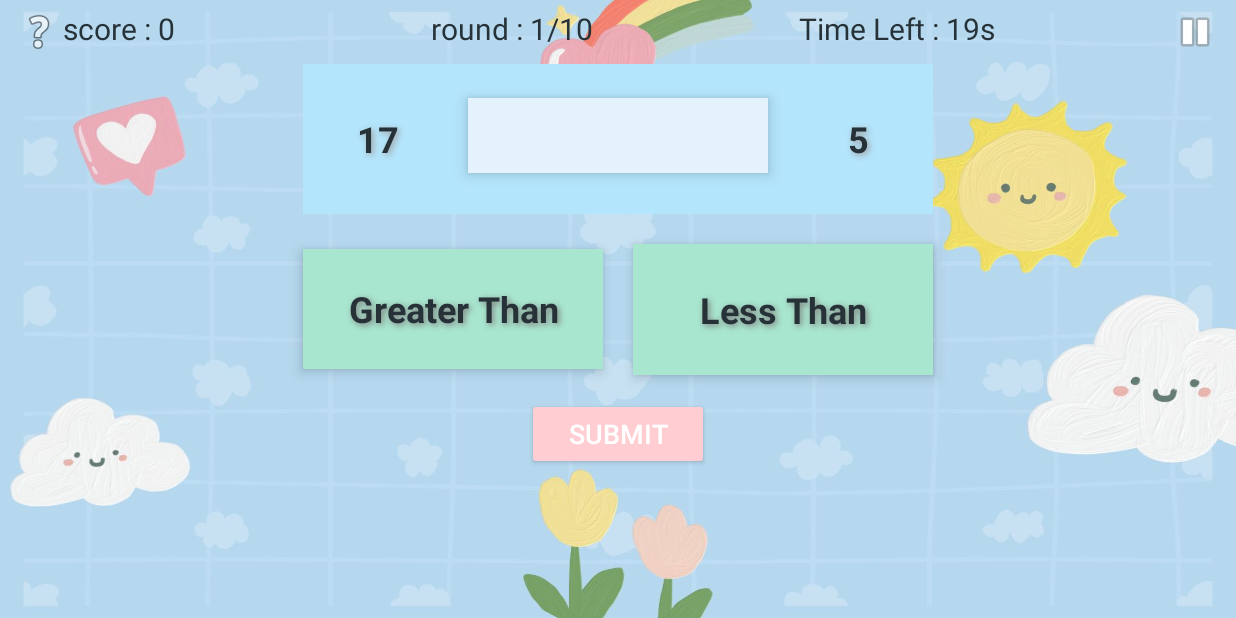
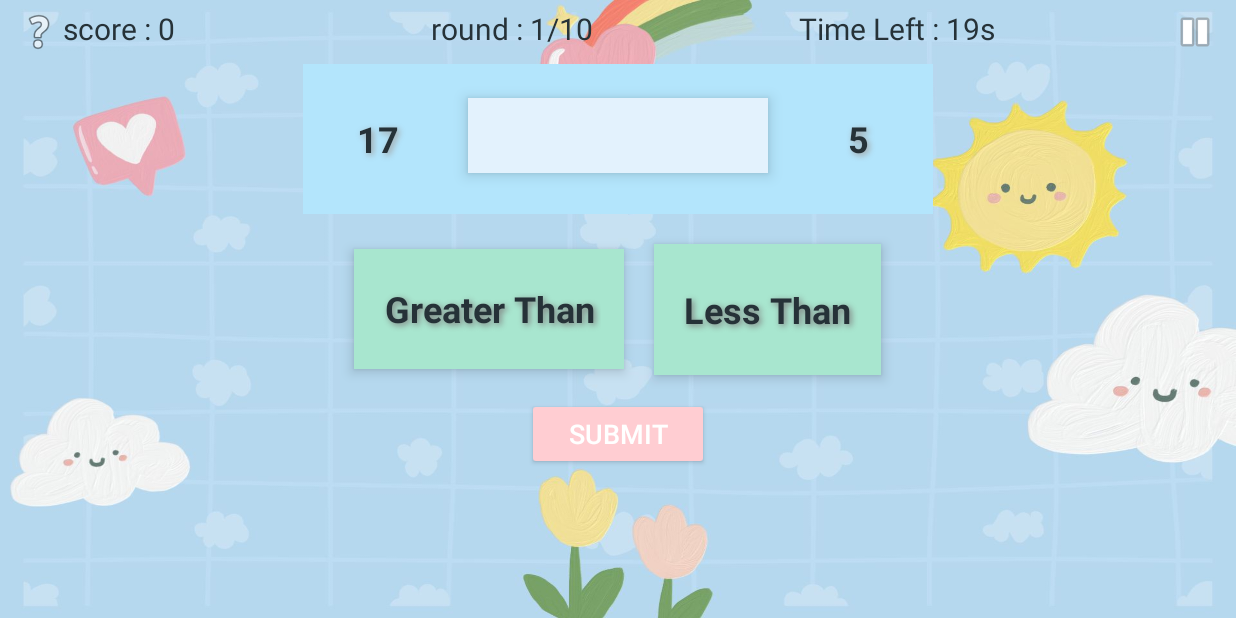
Before and after one commit to YongShen0508/Number-Playground, an Android app: the NumberClash screen opened directly, with no data from a screen before it, on a phone screen of 824 x 412 dp (held sideways). Run offline under Robolectric (Android 15) with nearby library versions, the phone set to English and light mode, and no system bars.

Commit message:
updated last version

```diff
--- a/app/src/main/java/com/game/app/gui/NumberClash.java
+++ b/app/src/main/java/com/game/app/gui/NumberClash.java
@@ -232,6 +232,4 @@ public class NumberClash extends BaseActivity implements GameTimer.TimerListener
     public void onFinish() {
         submitAnswer();
     }
-
-
 }
--- a/app/src/main/res/layout/activity_game_difficulty_selection.xml
+++ b/app/src/main/res/layout/activity_game_difficulty_selection.xml
@@ -9,7 +9,7 @@
 
     <TextView
         android:id="@+id/textView"
-        android:layout_width="501dp"
+        android:layout_width="wrap_content"
         android:layout_height="66dp"
         android:fontFamily="@font/kablammo_regular"
         android:gravity="center"
--- a/app/src/main/res/layout/activity_game_selection.xml
+++ b/app/src/main/res/layout/activity_game_selection.xml
@@ -37,7 +37,7 @@
         android:shadowRadius="5"
         android:text="@string/selectGameTitle"
         android:textColor="#E0E0E0"
-        android:textSize="33sp"
+        android:textSize="31sp"
         android:textStyle="bold"
         app:layout_constraintBottom_toBottomOf="parent"
         app:layout_constraintEnd_toEndOf="parent"
--- a/app/src/main/res/layout/activity_number_clash.xml
+++ b/app/src/main/res/layout/activity_number_clash.xml
@@ -129,7 +129,7 @@
 
             <TextView
                 android:id="@+id/firstNumber"
-                android:layout_width="200dp"
+                android:layout_width="wrap_content"
                 android:layout_height="80dp"
                 android:layout_margin="10dp"
                 android:background="#A8E6CF"
@@ -149,7 +149,7 @@
 
             <TextView
                 android:id="@+id/secondNumber"
-                android:layout_width="200dp"
+                android:layout_width="wrap_content"
                 android:layout_height="87dp"
                 android:layout_margin="10dp"
                 android:background="#A8E6CF"
```
